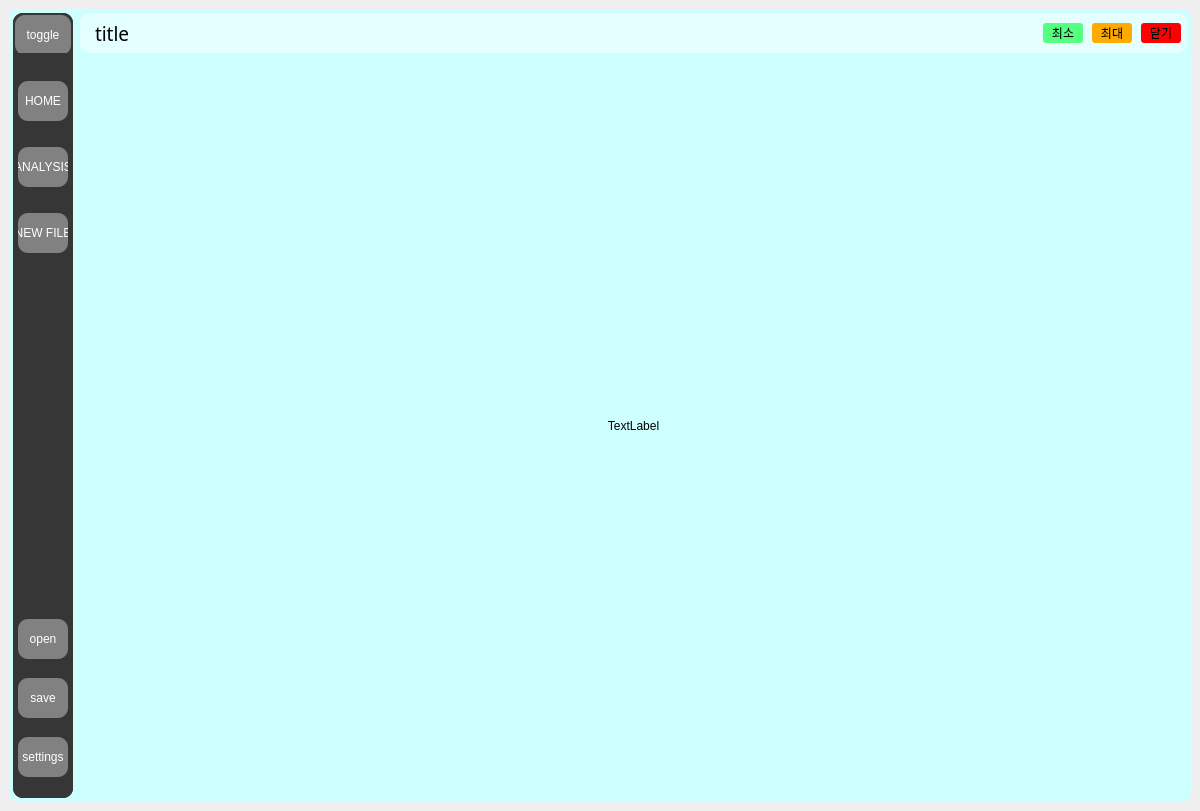
Qt form test5.ui (youngwookSong/bwave_gui) before a commit.
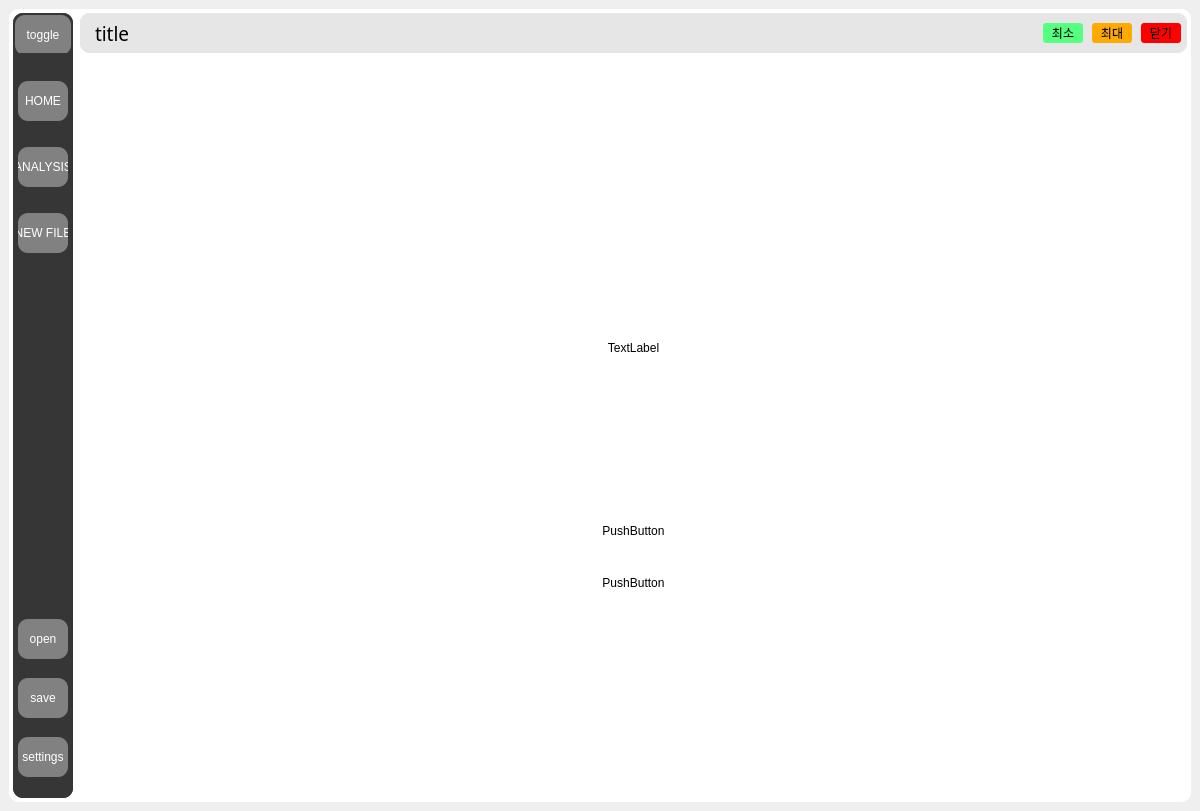
The same form after that commit. The open tabs and pages were chosen to show the change.

What changed in the file:
```diff
--- a/test5.ui
+++ b/test5.ui
@@ -28,7 +28,7 @@
      <widget class="QFrame" name="drop_frame">
       <property name="styleSheet">
        <string notr="true">border-radius:10px;
-background-color: rgb(205, 255, 255);</string>
+background-color: rgb(255, 255, 255);</string>
       </property>
       <property name="frameShape">
        <enum>QFrame::StyledPanel</enum>
@@ -153,6 +153,12 @@
                 </property>
                 <item>
                  <widget class="QPushButton" name="btn_toggle">
+                  <property name="sizePolicy">
+                   <sizepolicy hsizetype="Expanding" vsizetype="Fixed">
+                    <horstretch>0</horstretch>
+                    <verstretch>0</verstretch>
+                   </sizepolicy>
+                  </property>
                   <property name="minimumSize">
                    <size>
                     <width>0</width>
@@ -447,7 +453,7 @@
                 </size>
                </property>
                <property name="styleSheet">
-                <string notr="true">background-color: rgb(228, 255, 255);</string>
+                <string notr="true">background-color: rgb(230, 230, 230);title</string>
                </property>
                <property name="frameShape">
                 <enum>QFrame::NoFrame</enum>
@@ -688,12 +694,123 @@
                    </property>
                    <layout class="QHBoxLayout" name="horizontalLayout_4">
                     <item>
-                     <widget class="QLabel" name="logo">
-                      <property name="text">
-                       <string>TextLabel</string>
+                     <widget class="QFrame" name="frame_25">
+                      <property name="frameShape">
+                       <enum>QFrame::StyledPanel</enum>
                       </property>
-                      <property name="alignment">
-                       <set>Qt::AlignCenter</set>
+                      <property name="frameShadow">
+                       <enum>QFrame::Raised</enum>
+                      </property>
+                     </widget>
+                    </item>
+                    <item>
+                     <widget class="QFrame" name="frame_24">
+                      <property name="frameShape">
+                       <enum>QFrame::StyledPanel</enum>
+                      </property>
+                      <property name="frameShadow">
+                       <enum>QFrame::Raised</enum>
+                      </property>
+                      <layout class="QVBoxLayout" name="verticalLayout_17">
+                       <item>
+                        <widget class="QLabel" name="logo">
+                         <property name="text">
+                          <string>TextLabel</string>
+                         </property>
+                         <property name="alignment">
+                          <set>Qt::AlignCenter</set>
+                         </property>
+                        </widget>
+                       </item>
+                      </layout>
+                     </widget>
+                    </item>
+                    <item>
+                     <widget class="QFrame" name="frame_23">
+                      <property name="frameShape">
+                       <enum>QFrame::StyledPanel</enum>
+                      </property>
+                      <property name="frameShadow">
+                       <enum>QFrame::Raised</enum>
+                      </property>
+                     </widget>
+                    </item>
+                   </layout>
+                  </widget>
+                 </item>
+                 <item>
+                  <widget class="QFrame" name="frame_19">
+                   <property name="maximumSize">
+                    <size>
+                     <width>16777215</width>
+                     <height>150</height>
+                    </size>
+                   </property>
+                   <property name="frameShape">
+                    <enum>QFrame::StyledPanel</enum>
+                   </property>
+                   <property name="frameShadow">
+                    <enum>QFrame::Raised</enum>
+                   </property>
+                   <layout class="QHBoxLayout" name="horizontalLayout_8">
+                    <property name="spacing">
+                     <number>0</number>
+                    </property>
+                    <property name="leftMargin">
+                     <number>0</number>
+                    </property>
+                    <property name="topMargin">
+                     <number>0</number>
+                    </property>
+                    <property name="rightMargin">
+                     <number>0</number>
+                    </property>
+                    <property name="bottomMargin">
+                     <number>0</number>
+                    </property>
+                    <item>
+                     <widget class="QFrame" name="frame_20">
+                      <property name="frameShape">
+                       <enum>QFrame::StyledPanel</enum>
+                      </property>
+                      <property name="frameShadow">
+                       <enum>QFrame::Raised</enum>
+                      </property>
+                     </widget>
+                    </item>
+                    <item>
+                     <widget class="QFrame" name="frame_21">
+                      <property name="frameShape">
+                       <enum>QFrame::StyledPanel</enum>
+                      </property>
+                      <property name="frameShadow">
+                       <enum>QFrame::Raised</enum>
+                      </property>
+                      <layout class="QVBoxLayout" name="verticalLayout_19">
+                       <item>
+                        <widget class="QPushButton" name="pushButton">
+                         <property name="text">
+                          <string>PushButton</string>
+                         </property>
+                        </widget>
+                       </item>
+                       <item>
+                        <widget class="QPushButton" name="pushButton_2">
+                         <property name="text">
+                          <string>PushButton</string>
+                         </property>
+                        </widget>
+                       </item>
+                      </layout>
+                     </widget>
+                    </item>
+                    <item>
+                     <widget class="QFrame" name="frame_22">
+                      <property name="frameShape">
+                       <enum>QFrame::StyledPanel</enum>
+                      </property>
+                      <property name="frameShadow">
+                       <enum>QFrame::Raised</enum>
                       </property>
                      </widget>
                     </item>
```
Left out of the diff: 24 changed lines with no effect on the pictures.
